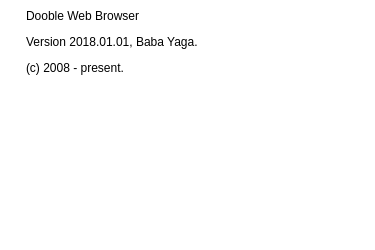
Old version of the form 2.x/UI/dooble_about.ui in the repository textbrowser/dooble.
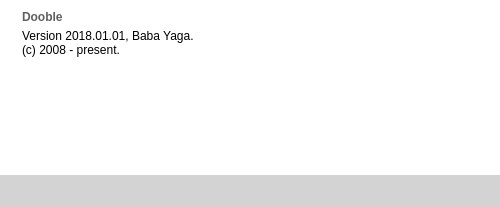
New version of the form. Icons and pictures are not drawn.

Commit message: More elegant About window.

The edit to the form file:
```diff
--- a/2.x/UI/dooble_about.ui
+++ b/2.x/UI/dooble_about.ui
@@ -6,8 +6,8 @@
    <rect>
     <x>0</x>
     <y>0</y>
-    <width>375</width>
-    <height>250</height>
+    <width>500</width>
+    <height>207</height>
    </rect>
   </property>
   <property name="windowTitle">
@@ -21,10 +21,24 @@
    <string notr="true">QWidget {background-color: white;}</string>
   </property>
   <widget class="QWidget" name="centralwidget">
+   <layout class="QVBoxLayout" name="verticalLayout_2">
+    <property name="spacing">
+     <number>5</number>
+    </property>
+    <property name="leftMargin">
+     <number>0</number>
+    </property>
+    <property name="topMargin">
+     <number>0</number>
+    </property>
+    <property name="rightMargin">
+     <number>0</number>
+    </property>
+    <property name="bottomMargin">
+     <number>0</number>
+    </property>
+    <item>
    <layout class="QHBoxLayout" name="horizontalLayout">
-    <property name="spacing">
-     <number>10</number>
-    </property>
     <item>
      <widget class="QLabel" name="label">
       <property name="sizePolicy">
@@ -42,20 +56,65 @@
       <property name="alignment">
        <set>Qt::AlignLeading|Qt::AlignLeft|Qt::AlignTop</set>
       </property>
+        <property name="margin">
+         <number>10</number>
+        </property>
      </widget>
     </item>
     <item>
      <layout class="QVBoxLayout" name="verticalLayout">
+        <property name="spacing">
+         <number>5</number>
+        </property>
+        <property name="leftMargin">
+         <number>10</number>
+        </property>
+        <property name="topMargin">
+         <number>10</number>
+        </property>
+        <property name="rightMargin">
+         <number>10</number>
+        </property>
+        <item>
+         <widget class="QLabel" name="title">
+          <property name="font">
+           <font>
+            <weight>75</weight>
+            <bold>true</bold>
+           </font>
+          </property>
+          <property name="styleSheet">
+           <string notr="true">QLabel {color: rgb(96, 96, 96);}</string>
+          </property>
+          <property name="text">
+           <string>Dooble</string>
+          </property>
+         </widget>
+        </item>
       <item>
        <widget class="QLabel" name="information">
         <property name="styleSheet">
-         <string notr="true">QWidget {background-color: white;}</string>
+           <string notr="true">QWidget {background-color: white; color: rgb(0, 0, 0);}</string>
         </property>
         <property name="text">
-         <string>&lt;html&gt;&lt;head/&gt;&lt;body&gt;&lt;p&gt;Dooble Web Browser&lt;/p&gt;&lt;p&gt;Version 2018.01.01, Baba Yaga.&lt;/p&gt;&lt;p&gt;(c) 2008 - present.&lt;/p&gt;&lt;/body&gt;&lt;/html&gt;</string>
+           <string>Version 2018.01.01, Baba Yaga.
+(c) 2008 - present.</string>
         </property>
         <property name="textInteractionFlags">
-         <set>Qt::LinksAccessibleByKeyboard|Qt::LinksAccessibleByMouse|Qt::TextBrowserInteraction|Qt::TextSelectableByKeyboard|Qt::TextSelectableByMouse</set>
+           <set>Qt::TextBrowserInteraction</set>
+          </property>
+         </widget>
+        </item>
+        <item>
+         <widget class="QLabel" name="local_information">
+          <property name="styleSheet">
+           <string notr="true">QWidget {background-color: white; color: rgb(0, 0, 0);}</string>
+          </property>
+          <property name="text">
+           <string/>
+          </property>
+          <property name="textInteractionFlags">
+           <set>Qt::TextBrowserInteraction</set>
         </property>
        </widget>
       </item>
@@ -73,6 +132,24 @@
        </spacer>
       </item>
      </layout>
+      </item>
+     </layout>
+    </item>
+    <item>
+     <widget class="QFrame" name="frame">
+      <property name="styleSheet">
+       <string notr="true">QFrame {background-color: lightgray;}</string>
+      </property>
+      <layout class="QVBoxLayout" name="verticalLayout_3">
+       <item>
+        <widget class="QLabel" name="release_notes">
+         <property name="text">
+          <string/>
+         </property>
+        </widget>
+       </item>
+      </layout>
+     </widget>
     </item>
    </layout>
   </widget>
```
Lines whose indentation alone changed are shown as unchanged. The commit also changes 2 other files.
